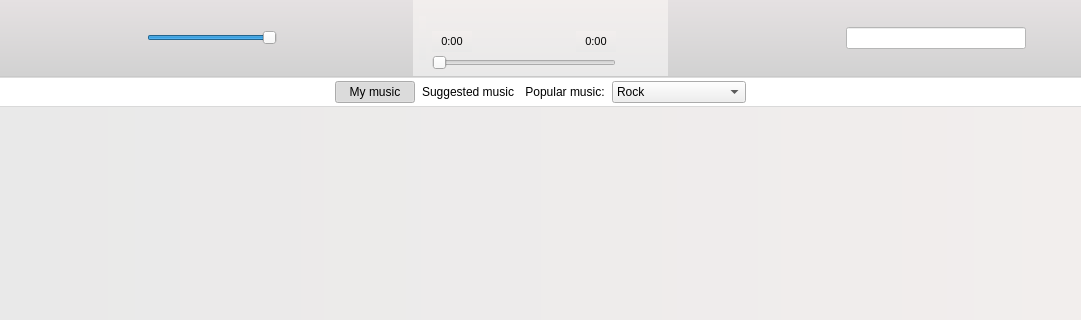
Amixp/flow, file playerwidget.ui: the form before one commit; both pictures show x 0 to 1081 and y 0 to 320 of the 1081 by 648 pixel window.
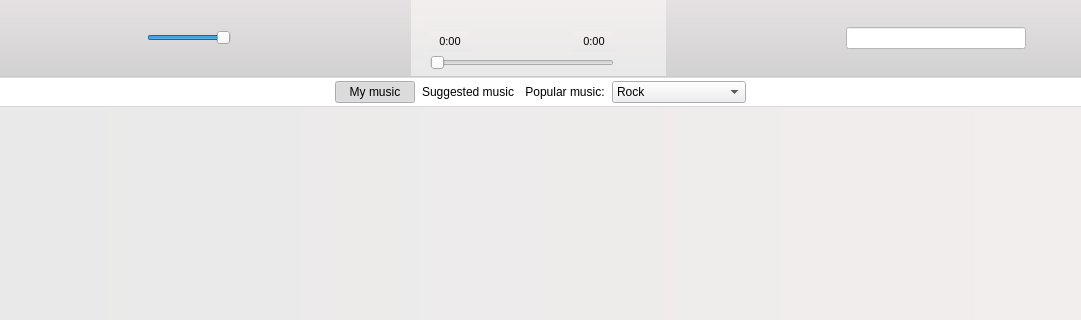
The form after the commit. Icons and pictures are not drawn. Custom widgets are drawn as their Qt base class.

Commit message: Centering play frame

What changed in the file:
```diff
--- a/playerwidget.ui
+++ b/playerwidget.ui
@@ -188,6 +188,19 @@
         </item>
        </layout>
       </item>
+      <item>
+       <spacer name="horizontalSpacer_5">
+        <property name="orientation">
+         <enum>Qt::Horizontal</enum>
+        </property>
+        <property name="sizeHint" stdset="0">
+         <size>
+          <width>40</width>
+          <height>20</height>
+         </size>
+        </property>
+       </spacer>
+      </item>
       <item alignment="Qt::AlignHCenter|Qt::AlignVCenter">
        <widget class="QFrame" name="playFrame">
         <property name="styleSheet">
@@ -442,6 +455,19 @@
         </layout>
        </widget>
       </item>
+      <item>
+       <spacer name="horizontalSpacer_6">
+        <property name="orientation">
+         <enum>Qt::Horizontal</enum>
+        </property>
+        <property name="sizeHint" stdset="0">
+         <size>
+          <width>40</width>
+          <height>20</height>
+         </size>
+        </property>
+       </spacer>
+      </item>
       <item>
        <layout class="QHBoxLayout" name="horizontalLayout_5">
         <item>
```
